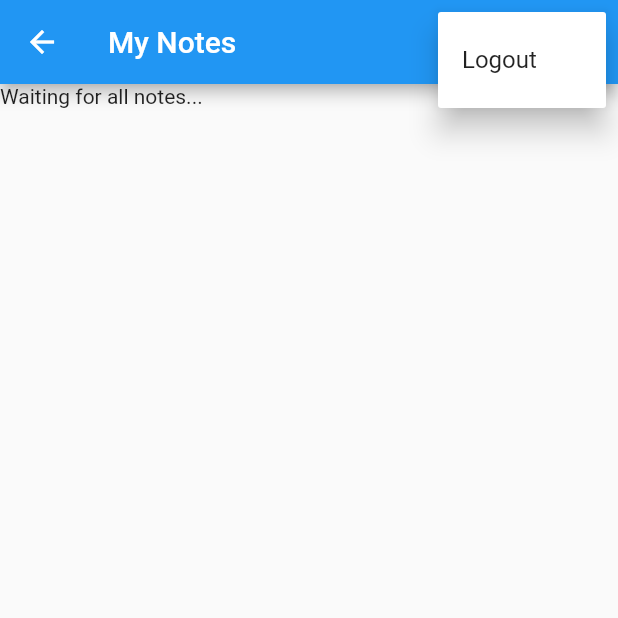
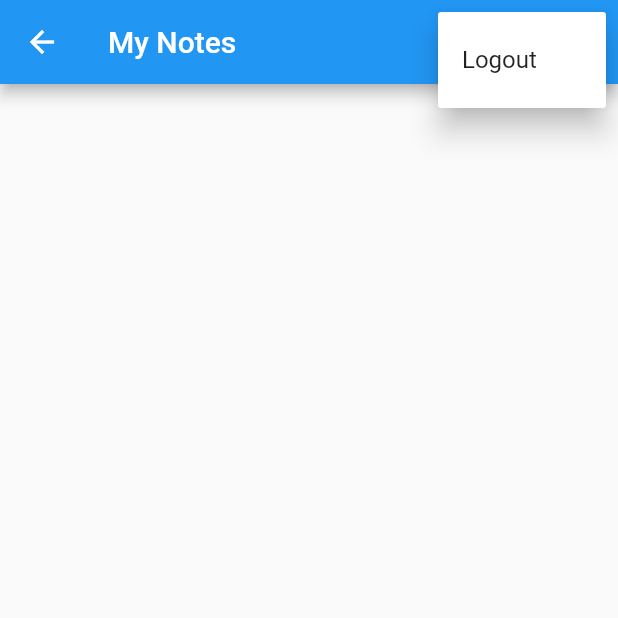
Before and after one commit to widnyana18/flutter-notes, a Flutter app: the NotesPage screen opened by its route, after a tap on the "more vert" icon, on a phone screen of 412 x 824 dp, the top half of it. Run offline on Flutter 3.47's test engine with Material 2 defaults, Android fonts, the light colour scheme and no system bars; our stand-ins replace firebase_auth, firebase_core, sqflite; accounts and stored records are empty; network calls fail.

Commit message:
build list view notes

```diff
--- a/lib/services/auth/auth_user.dart
+++ b/lib/services/auth/auth_user.dart
@@ -10,7 +10,7 @@ class AuthUser {
     this.isEmailVerified = false,
   });
 
-  factory AuthUser.formFirebase(User user) {
+  factory AuthUser.fromFirebase(User user) {
     return AuthUser(
       isEmailVerified: user.emailVerified,
       email: user.email!,
--- a/lib/services/auth/firebase_auth_provider.dart
+++ b/lib/services/auth/firebase_auth_provider.dart
@@ -17,7 +17,7 @@ class FirebaseAuthProvider implements AuthProvider {
   AuthUser? get currentUser {
     final user = FirebaseAuth.instance.currentUser;
     if (user != null) {
-      return AuthUser.formFirebase(user);
+      return AuthUser.fromFirebase(user);
     } else {
       return null;
     }
--- a/lib/services/crud/notes_service.dart
+++ b/lib/services/crud/notes_service.dart
@@ -9,9 +9,16 @@ import 'package:sqflite/sqflite.dart';
 class NotesService {
   Database? _db;
   List<DatabaseNote> _notes = [];
-  final _notesController = StreamController<List<DatabaseNote>>.broadcast();
+  late final StreamController<List<DatabaseNote>> _notesController;
 
-  NotesService._sharedInstance();
+  NotesService._sharedInstance() {
+    _notesController = StreamController<List<DatabaseNote>>.broadcast(
+      onListen: () {
+        _notesController.sink.add(_notes);
+      },
+    );
+  }
+
   static final NotesService _shared = NotesService._sharedInstance();
   factory NotesService() => _shared;
 
@@ -24,17 +31,22 @@ class NotesService {
   }
 
   Future<void> open() async {
-    if (_db != null) throw DatabaseAlreadyOpenException();
+    if (_db != null) {
+      throw DatabaseAlreadyOpenException();
+    } else {
       try {
         final docsPath = await getApplicationDocumentsDirectory();
         final dbPath = join(docsPath.path, dbName);
         final db = await openDatabase(dbPath);
         _db = db;
+        await db.execute(dropUserTable);
+        await db.execute(createUserTable);
+        await db.execute(dropNoteTable);
         await db.execute(createNoteTable);
-      db.execute(createNoteTable);
         await _cacheNotes();
       } on MissingPlatformDirectoryException {
         throw UnableToGetDocumentDirectory();
+      }
     }
   }
 
@@ -77,6 +89,7 @@ class NotesService {
   }
 
   Future<DatabaseUser> createUser(String email) async {
+    await _ensureDbIsOpen();
     final db = _getDatabaseOrThrow();
     final results = await db.query(
       userTable,
@@ -97,7 +110,9 @@ class NotesService {
   }
 
   Future<DatabaseUser> getUser(String email) async {
+    await _ensureDbIsOpen();
     final db = _getDatabaseOrThrow();
+
     final results = await db.query(
       userTable,
       limit: 1,
@@ -113,6 +128,7 @@ class NotesService {
   }
 
   Future<void> deleteUser(String email) async {
+    await _ensureDbIsOpen();
     final db = _getDatabaseOrThrow();
     await getUser(email);
     final deletedCount = await db.delete(
@@ -124,6 +140,7 @@ class NotesService {
   }
 
   Future<DatabaseNote> createNote(DatabaseUser owner) async {
+    await _ensureDbIsOpen();
     final db = _getDatabaseOrThrow();
     const text = '';
 
@@ -155,6 +172,7 @@ class NotesService {
   }
 
   Future<DatabaseNote> getNote(int id) async {
+    await _ensureDbIsOpen();
     final db = _getDatabaseOrThrow();
     final results = await db.query(
       noteTable,
@@ -175,6 +193,7 @@ class NotesService {
   }
 
   Future<Iterable<DatabaseNote>> getAllNotes() async {
+    await _ensureDbIsOpen();
     final db = _getDatabaseOrThrow();
     final results = await db.query(noteTable);
 
@@ -185,6 +204,7 @@ class NotesService {
     required DatabaseNote note,
     required String text,
   }) async {
+    await _ensureDbIsOpen();
     final db = _getDatabaseOrThrow();
     await getNote(note.id);
 
@@ -208,6 +228,7 @@ class NotesService {
   }
 
   Future<void> deleteNote(int id) async {
+    await _ensureDbIsOpen();
     final db = _getDatabaseOrThrow();
     await getNote(id);
     final deletedCount = await db.delete(
@@ -224,6 +245,7 @@ class NotesService {
   }
 
   Future<int> deleteAllNotes() async {
+    await _ensureDbIsOpen();
     final db = _getDatabaseOrThrow();
     final totalDeletions = await db.delete(noteTable);
     _notes = [];
@@ -309,3 +331,6 @@ const String createNoteTable = '''CREATE TABLE "note" (
 	FOREIGN KEY("user_id") REFERENCES "user"("id"),
 	PRIMARY KEY("id" AUTOINCREMENT)
 );''';
+
+const String dropUserTable = 'DROP TABLE IF EXISTS "user"';
+const String dropNoteTable = 'DROP TABLE IF EXISTS "note"';
--- a/lib/views/notes/notes_page.dart
+++ b/lib/views/notes/notes_page.dart
@@ -15,7 +15,7 @@ class NotesPage extends StatefulWidget {
 class _NotesPageState extends State<NotesPage> {
   late final NotesService _notesService;
 
-  String get email => AuthService.firebase().currentUser!.email;
+  String get userEmail => AuthService.firebase().currentUser!.email;
 
   @override
   void initState() {
@@ -63,7 +63,7 @@ class _NotesPageState extends State<NotesPage> {
         ],
       ),
       body: FutureBuilder(
-        future: _notesService.getOrCreateUser(email),
+        future: _notesService.getOrCreateUser(userEmail),
         builder: (context, snapshot) {
           switch (snapshot.connectionState) {
             case ConnectionState.done:
@@ -72,9 +72,26 @@ class _NotesPageState extends State<NotesPage> {
                 builder: (context, snapshot) {
                   switch (snapshot.connectionState) {
                     case ConnectionState.waiting:
-                      return const Text('Waiting for all notes...');
                     case ConnectionState.active:
-                      return const Text('Waiting for all notes...');
+                      if (snapshot.hasData) {
+                        final allNotes = snapshot.data!;
+                        return ListView.builder(
+                          itemCount: allNotes.length,
+                          itemBuilder: (context, index) {
+                            final note = allNotes[index].text;
+                            return ListTile(
+                              title: Text(
+                                note,
+                                maxLines: 1,
+                                overflow: TextOverflow.ellipsis,
+                                softWrap: true,
+                              ),
+                            );
+                          },
+                        );
+                      } else {
+                        return const CircularProgressIndicator();
+                      }
                     default:
                       return const CircularProgressIndicator();
                   }
```
Also changed, not shown: lib/main.dart (+5 -5 lines), lib/views/login_page.dart (+11 -11 lines), lib/views/notes/new_note_page.dart (+6 -6 lines). Lines whose indentation alone changed are shown as unchanged.
